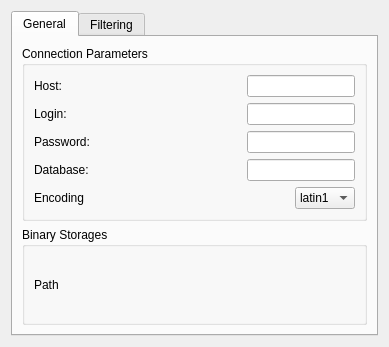
Before: the Qt Designer form mysql/frontend/kde/config.ui in pfrancq/galilei, drawn with Qt 5.
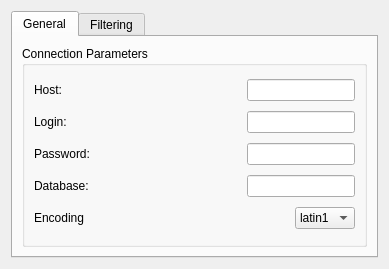
After: the same form once the commit is applied. Custom widgets are drawn as their Qt base class.

Commit message: - Class 'GWordOccurs' is removed. - Saving and loading vectors and XML structures are moved from GStorage to GIndexer.

Patch:
```diff
--- a/mysql/frontend/kde/config.ui
+++ b/mysql/frontend/kde/config.ui
@@ -6,7 +6,7 @@
     <x>0</x>
     <y>0</y>
     <width>389</width>
-    <height>347</height>
+    <height>269</height>
    </rect>
   </property>
   <property name="windowTitle" >
@@ -242,28 +242,6 @@
          </layout>
         </widget>
        </item>
-       <item>
-        <widget class="QGroupBox" name="groupBox4" >
-         <property name="title" >
-          <string>Binary Storages</string>
-         </property>
-         <layout class="QHBoxLayout" name="_8" >
-          <item>
-           <widget class="QLabel" name="textLabel1" >
-            <property name="text" >
-             <string>Path</string>
-            </property>
-            <property name="wordWrap" >
-             <bool>false</bool>
-            </property>
-           </widget>
-          </item>
-          <item>
-           <widget class="KUrlRequester" name="Dir" />
-          </item>
-         </layout>
-        </widget>
-       </item>
       </layout>
      </widget>
      <widget class="QWidget" name="tab_2" >
@@ -312,11 +290,6 @@
    <extends>QFrame</extends>
    <header>kdatepicker.h</header>
   </customwidget>
-  <customwidget>
-   <class>KUrlRequester</class>
-   <extends>QFrame</extends>
-   <header>kurlrequester.h</header>
-  </customwidget>
  </customwidgets>
  <resources/>
  <connections/>
```
The commit also changes 3 other files.
